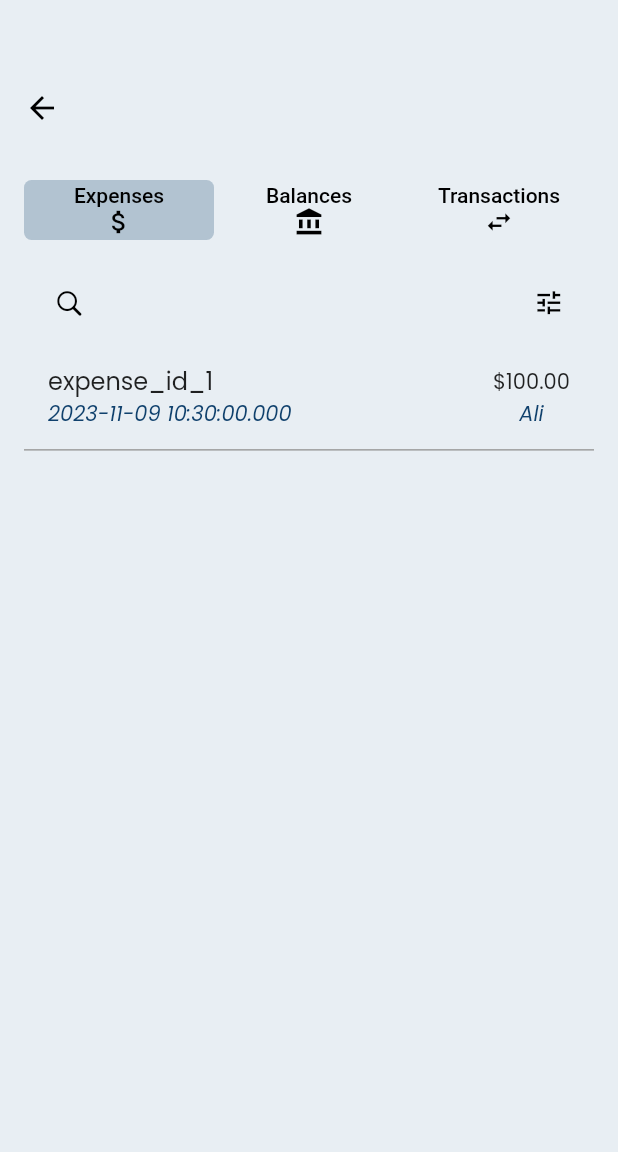
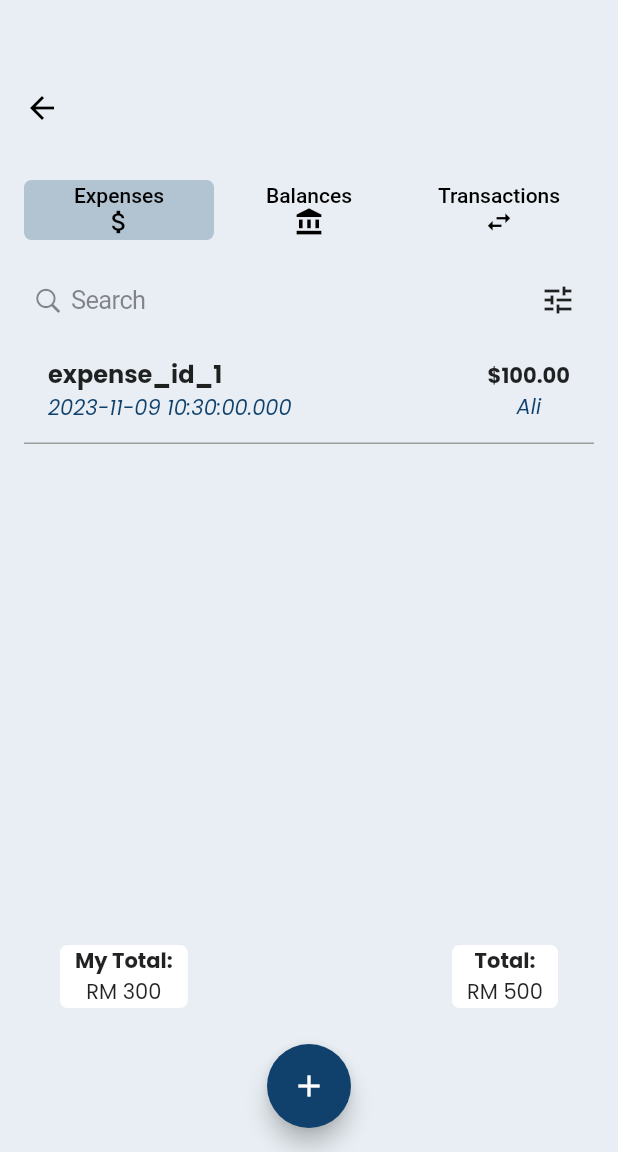
Before and after one commit to imranovvv/KONGSI, a Flutter app: the GroupDetailPage screen opened directly with empty values, on a phone screen of 412 x 824 dp, the part 84-1236 px from its top. Run offline on Flutter 3.47's test engine with Material 2 defaults, Android fonts, the phone set to English and light mode, and no system bars; our stand-ins replace cloud_firestore, dropdown_search, firebase_auth, firebase_core, flutter_speed_dial, google_fonts; accounts and stored records are empty; generated files the repository leaves out were written again.

Commit message:
Fixed bugs

```diff
--- a/lib/screens/groupdetailpage.dart
+++ b/lib/screens/groupdetailpage.dart
@@ -32,6 +32,19 @@ class _GroupDetailPageState extends State<GroupDetailPage>
   @override
   Widget build(BuildContext context) {
     return Scaffold(
+      resizeToAvoidBottomInset: false,
+      floatingActionButtonLocation: FloatingActionButtonLocation.centerDocked,
+      floatingActionButton: Padding(
+        padding: const EdgeInsets.only(bottom: 16.0),
+        child: FloatingActionButton(
+          backgroundColor: const Color(0xff10416d),
+          onPressed: () {
+            // Handle FAB button press
+            print('FAB button pressed');
+          },
+          child: Icon(Icons.add),
+        ),
+      ),
       appBar: const CustomAppBar(showLogoutButton: false),
       body: Column(
         children: [
--- a/lib/screens/groupdetails/expenses.dart
+++ b/lib/screens/groupdetails/expenses.dart
@@ -20,7 +20,6 @@ class _Expenses extends State<Expenses> {
     ),
   ];
 
-  bool isSearching = false; // Track the visibility of the search field
   TextEditingController searchController = TextEditingController();
 
   @override
@@ -29,44 +28,29 @@ class _Expenses extends State<Expenses> {
       padding: const EdgeInsets.all(16.0),
       child: Column(
         children: [
-          if (isSearching)
-            CupertinoSearchTextField(
-              controller: searchController,
-              onChanged: (value) {},
-              onSubmitted: (value) {
-                setState(() {
-                  isSearching = false;
-                });
-              },
-            )
-          else
-            Row(
-              mainAxisAlignment: MainAxisAlignment.spaceBetween,
-              children: [
-                CupertinoButton(
-                  child: const Icon(
-                    CupertinoIcons.search,
-                    color: Colors.black, // Set the color to black
+          Row(
+            children: [
+              Expanded(
+                child: CupertinoSearchTextField(
+                  placeholder: 'Search',
+                  onSubmitted: (String value) {
+                    // Handle search when the user submits the text.
+                    print('Search: $value');
+                  },
+                  decoration: const BoxDecoration(
+                    color: Colors.transparent,
                   ),
-                  onPressed: () {
-                    setState(() {
-                      isSearching = true;
-                    });
-                  },
                 ),
-                CupertinoButton(
-                  child: const Icon(
-                    Icons.tune,
-                    color: Colors.black, // Set the color to black
-                  ),
-                  onPressed: () {
-                    setState(() {
-                      isSearching = true;
-                    });
-                  },
-                ),
-              ],
-            ),
+              ),
+              IconButton(
+                icon: const Icon(Icons.tune),
+                onPressed: () {
+                  // Handle the tune button press.
+                  print('Tune button pressed');
+                },
+              ),
+            ],
+          ),
           Expanded(
             child: ListView.builder(
               itemCount: expenses.length,
@@ -75,7 +59,10 @@ class _Expenses extends State<Expenses> {
                 return Column(
                   children: [
                     ListTile(
-                      title: Text(expense.id),
+                      title: Text(
+                        expense.id,
+                        style: const TextStyle(fontWeight: FontWeight.bold),
+                      ),
                       subtitle: Text(
                         expense.date.toString(),
                         style: const TextStyle(
@@ -86,7 +73,11 @@ class _Expenses extends State<Expenses> {
                         padding: const EdgeInsets.only(top: 8.0),
                         child: Column(
                           children: [
-                            Text('\$${expense.amount.toStringAsFixed(2)}'),
+                            Text(
+                              '\$${expense.amount.toStringAsFixed(2)}',
+                              style:
+                                  const TextStyle(fontWeight: FontWeight.bold),
+                            ),
                             Text(
                               expense.payer,
                               style: const TextStyle(
@@ -107,6 +98,49 @@ class _Expenses extends State<Expenses> {
               },
             ),
           ),
+          Padding(
+            padding: const EdgeInsets.only(left: 24.0, right: 24.0, top: 10.0),
+            child: Row(
+              mainAxisAlignment: MainAxisAlignment.spaceBetween,
+              children: [
+                Container(
+                  padding: const EdgeInsets.symmetric(horizontal: 10.0),
+                  decoration: BoxDecoration(
+                    color: Colors.white,
+                    borderRadius: BorderRadius.circular(5.0),
+                  ),
+                  child: const Column(
+                    children: [
+                      Text(
+                        "My Total:",
+                        style: TextStyle(fontWeight: FontWeight.bold),
+                      ),
+                      Text("RM 300"),
+                    ],
+                  ),
+                ),
+                Container(
+                  padding: const EdgeInsets.symmetric(horizontal: 10.0),
+                  decoration: BoxDecoration(
+                    color: Colors.white,
+                    borderRadius: BorderRadius.circular(5.0),
+                  ),
+                  child: const Column(
+                    children: [
+                      Text(
+                        "Total:",
+                        style: TextStyle(fontWeight: FontWeight.bold),
+                      ),
+                      Text("RM 500"),
+                    ],
+                  ),
+                ),
+              ],
+            ),
+          ),
+          const SizedBox(
+            height: 80,
+          )
         ],
       ),
     );
```
Also changed, not shown: lib/screens/groupdetails/balances.dart (+56 -9 lines).
